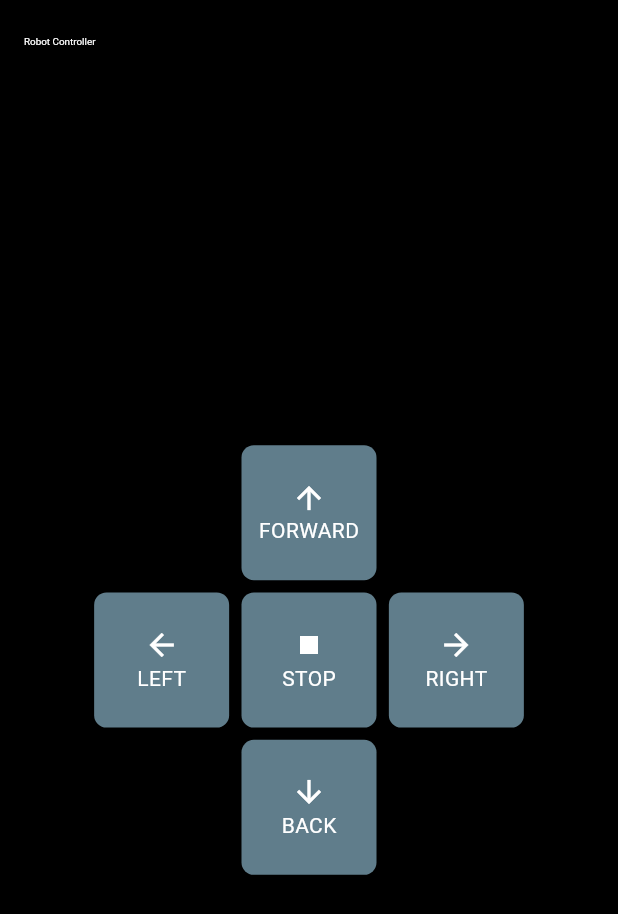
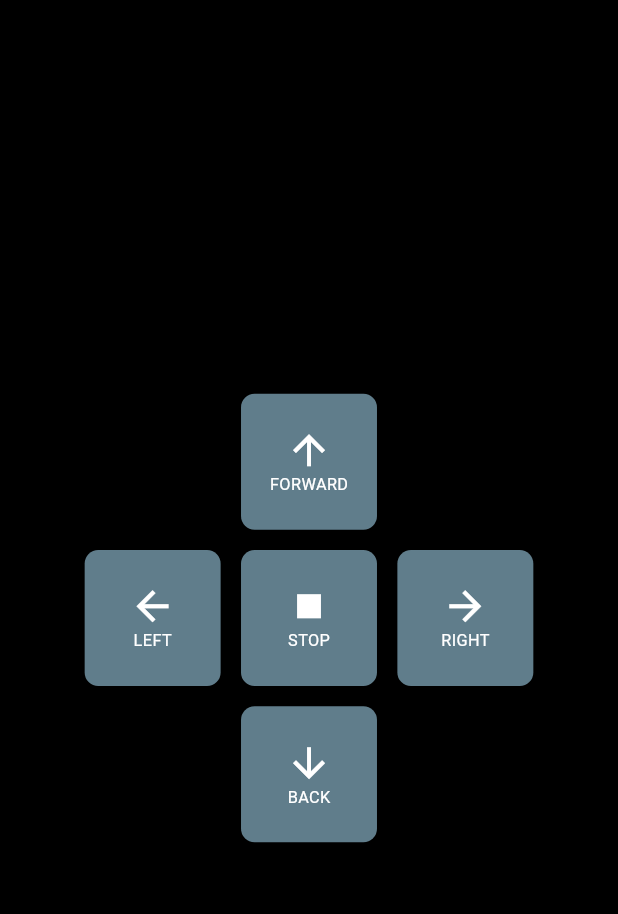
Before and after one commit to mhnk-dev/Autonomous-Robot-System, a Flutter app: the screen it shows after launch, on a phone screen of 412 x 824 dp. Shown: the top 914 px of the screen. Run offline on Flutter 3.47's test engine with Material 3 defaults, Android fonts, the phone set to English and light mode, and no system bars; network calls fail.

Commit message:
fix overflow

```diff
--- a/robot_controller/lib/main.dart
+++ b/robot_controller/lib/main.dart
@@ -39,7 +39,7 @@ class _RobotControllerHomePageState extends State<RobotControllerHomePage> {
   }
 
   Widget controlButton({
-    required double width,
+    required double size,
     required String label,
     required String cmd,
     required IconData icon,
@@ -49,17 +49,20 @@ class _RobotControllerHomePageState extends State<RobotControllerHomePage> {
       onTapUp: (_) => sendCommand("S"),
       onTapCancel: () => sendCommand("S"),
       child: Container(
-        width: 90,
-        height: 90,
+        width: size,
+        height: size,
         decoration: BoxDecoration(
           color: Colors.blueGrey,
-          borderRadius: BorderRadius.circular(width * 0.02),
+          borderRadius: BorderRadius.circular(size * 0.1),
         ),
         child: Column(
           mainAxisAlignment: MainAxisAlignment.center,
           children: [
-            Icon(icon, color: Colors.white),
-            Text(label, style: const TextStyle(color: Colors.white)),
+            Icon(icon, color: Colors.white, size: size * 0.35),
+            Text(
+              label,
+              style: TextStyle(color: Colors.white, fontSize: size * 0.12),
+            ),
           ],
         ),
       ),
@@ -73,57 +76,68 @@ class _RobotControllerHomePageState extends State<RobotControllerHomePage> {
   }
 
   @override
+  @override
   Widget build(BuildContext context) {
-    double width = MediaQuery.of(context).size.width;
+    final size = MediaQuery.of(context).size;
+    final width = size.width;
+    final height = size.height;
+
+    final buttonSize = (width < height ? width : height) * 0.22;
 
     return Scaffold(
       backgroundColor: Colors.black,
-      appBar: AppBar(
-        title: Text(
-          "Robot Controller",
-          style: TextStyle(color: Colors.white, fontSize: width * 0.016),
-        ),
-        backgroundColor: Colors.black,
-      ),
+      // appBar: AppBar(
+      //   title: Text(
+      //     "Robot Controller",
+      //     style: TextStyle(color: Colors.white, fontSize: buttonSize * 0.15),
+      //   ),
+      //   backgroundColor: Colors.black,
+      // ),
       body: Center(
+        child: SingleChildScrollView(
           child: Column(
             mainAxisAlignment: MainAxisAlignment.center,
             children: [
               controlButton(
-              width: width,
+                size: buttonSize,
                 label: "FORWARD",
                 cmd: "F",
                 icon: Icons.arrow_upward,
               ),
-            SizedBox(height: width * 0.02),
+              SizedBox(height: buttonSize * 0.15),
+
               Row(
                 mainAxisAlignment: MainAxisAlignment.center,
                 children: [
                   controlButton(
-                  width: width,
+                    size: buttonSize,
                     label: "LEFT",
                     cmd: "L",
                     icon: Icons.arrow_back,
                   ),
-                SizedBox(width: width * 0.02),
+                  SizedBox(width: buttonSize * 0.15),
+
                   controlButton(
-                  width: width,
+                    size: buttonSize,
                     label: "STOP",
                     cmd: "S",
                     icon: Icons.stop,
                   ),
-                SizedBox(width: width * 0.02),
+                  SizedBox(width: buttonSize * 0.15),
+
                   controlButton(
-                  width: width,
+                    size: buttonSize,
                     label: "RIGHT",
                     cmd: "R",
                     icon: Icons.arrow_forward,
                   ),
                 ],
               ),
-            SizedBox(height: width * 0.02),
+
+              SizedBox(height: buttonSize * 0.15),
+
               controlButton(
-              width: width,
+                size: buttonSize,
                 label: "BACK",
                 cmd: "B",
                 icon: Icons.arrow_downward,
@@ -131,6 +145,7 @@ class _RobotControllerHomePageState extends State<RobotControllerHomePage> {
             ],
           ),
         ),
+      ),
     );
   }
 }
```
Lines whose indentation alone changed are shown as unchanged.
